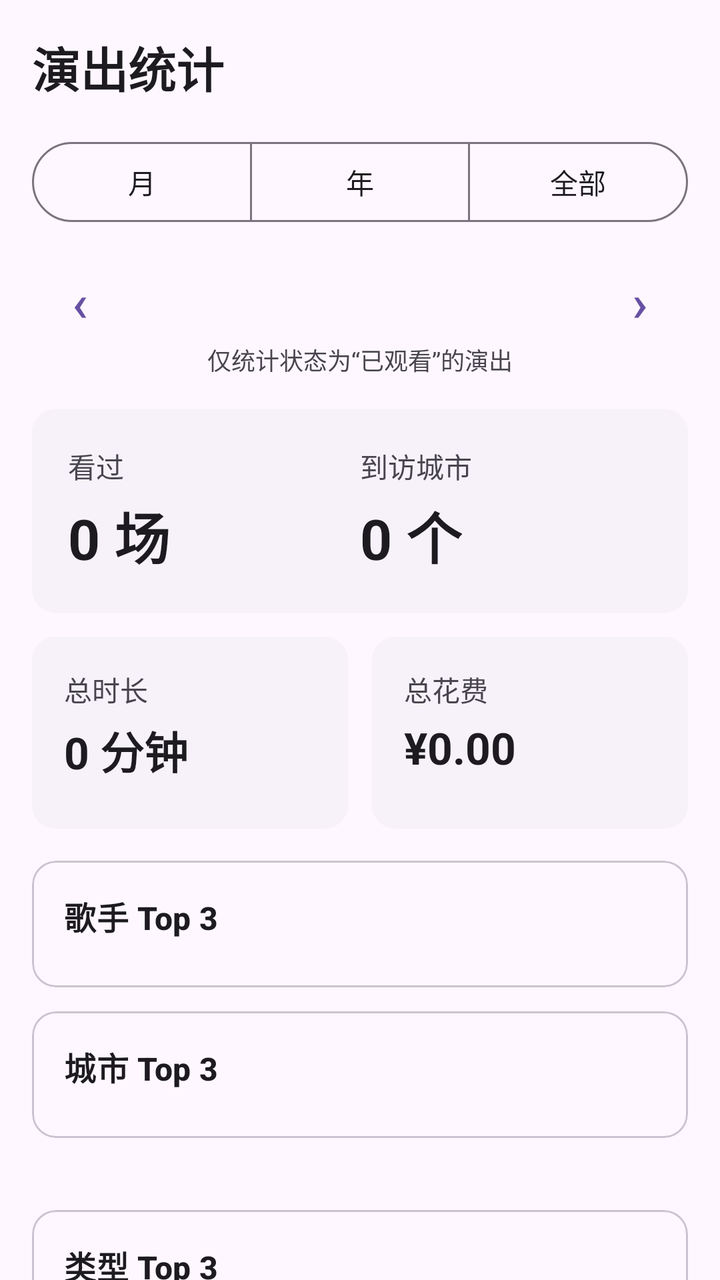
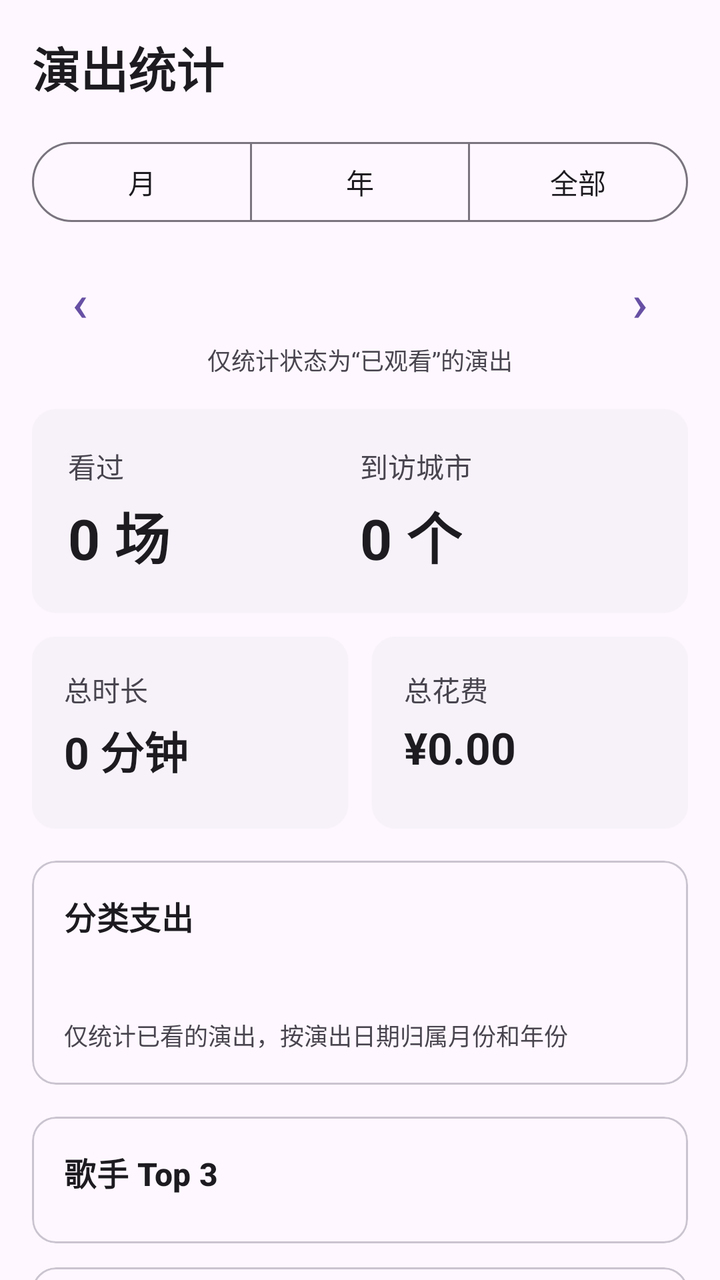

Screens rendered from an Android XML layout before and after an edit, with the pre-edit source and the edit as a unified diff.
<!-- AndroidManifest.xml: application theme Theme.RecordMyLive -->
<!-- res/layout/fragment_statistics.xml -->
<?xml version="1.0" encoding="utf-8"?>
<androidx.core.widget.NestedScrollView
    xmlns:android="http://schemas.android.com/apk/res/android"
    xmlns:app="http://schemas.android.com/apk/res-auto"
    android:layout_width="match_parent"
    android:layout_height="match_parent"
    android:fillViewport="true">

    <LinearLayout
        android:layout_width="match_parent"
        android:layout_height="wrap_content"
        android:orientation="vertical"
        android:padding="16dp">

        <TextView android:layout_width="wrap_content" android:layout_height="wrap_content"
            android:text="演出统计" android:textAppearance="@style/TextAppearance.Material3.HeadlineSmall" android:textStyle="bold"/>

        <com.google.android.material.button.MaterialButtonToggleGroup
            android:id="@+id/periodToggle" android:layout_width="match_parent" android:layout_height="wrap_content"
            android:layout_marginTop="16dp" app:selectionRequired="true" app:singleSelection="true">
            <com.google.android.material.button.MaterialButton android:id="@+id/btnMonth" style="@style/Widget.Material3.Button.OutlinedButton" android:layout_width="0dp" android:layout_height="wrap_content" android:layout_weight="1" android:text="月"/>
            <com.google.android.material.button.MaterialButton android:id="@+id/btnYear" style="@style/Widget.Material3.Button.OutlinedButton" android:layout_width="0dp" android:layout_height="wrap_content" android:layout_weight="1" android:text="年"/>
            <com.google.android.material.button.MaterialButton android:id="@+id/btnAll" style="@style/Widget.Material3.Button.OutlinedButton" android:layout_width="0dp" android:layout_height="wrap_content" android:layout_weight="1" android:text="全部"/>
        </com.google.android.material.button.MaterialButtonToggleGroup>

        <LinearLayout android:id="@+id/periodNavigator" android:layout_width="match_parent" android:layout_height="wrap_content" android:layout_marginTop="8dp" android:gravity="center_vertical" android:orientation="horizontal">
            <com.google.android.material.button.MaterialButton android:id="@+id/btnPrevious" style="@style/Widget.Material3.Button.TextButton" android:layout_width="48dp" android:layout_height="48dp" android:text="‹" android:textSize="26sp"/>
            <TextView android:id="@+id/tvPeriod" android:layout_width="0dp" android:layout_height="wrap_content" android:layout_weight="1" android:gravity="center" android:textStyle="bold"/>
            <com.google.android.material.button.MaterialButton android:id="@+id/btnNext" style="@style/Widget.Material3.Button.TextButton" android:layout_width="48dp" android:layout_height="48dp" android:text="›" android:textSize="26sp"/>
        </LinearLayout>

        <TextView android:layout_width="wrap_content" android:layout_height="wrap_content" android:layout_gravity="center_horizontal" android:text="仅统计状态为“已观看”的演出" android:textColor="?attr/colorOnSurfaceVariant" android:textSize="12sp"/>

        <com.google.android.material.card.MaterialCardView style="@style/Widget.Material3.CardView.Elevated" android:layout_width="match_parent" android:layout_height="wrap_content" android:layout_marginTop="16dp">
            <LinearLayout android:layout_width="match_parent" android:layout_height="wrap_content" android:orientation="horizontal" android:padding="18dp">
                <LinearLayout android:layout_width="0dp" android:layout_height="wrap_content" android:layout_weight="1" android:orientation="vertical">
                    <TextView android:layout_width="wrap_content" android:layout_height="wrap_content" android:text="看过" android:textColor="?attr/colorOnSurfaceVariant"/>
                    <TextView android:id="@+id/tvConcertCount" android:layout_width="wrap_content" android:layout_height="wrap_content" android:layout_marginTop="4dp" android:text="0 场" android:textAppearance="@style/TextAppearance.Material3.HeadlineMedium" android:textStyle="bold"/>
                </LinearLayout>
                <LinearLayout android:layout_width="0dp" android:layout_height="wrap_content" android:layout_weight="1" android:orientation="vertical">
                    <TextView android:layout_width="wrap_content" android:layout_height="wrap_content" android:text="到访城市" android:textColor="?attr/colorOnSurfaceVariant"/>
                    <TextView android:id="@+id/tvCityCount" android:layout_width="wrap_content" android:layout_height="wrap_content" android:layout_marginTop="4dp" android:text="0 个" android:textAppearance="@style/TextAppearance.Material3.HeadlineMedium" android:textStyle="bold"/>
                </LinearLayout>
            </LinearLayout>
        </com.google.android.material.card.MaterialCardView>

        <LinearLayout android:layout_width="match_parent" android:layout_height="wrap_content" android:layout_marginTop="12dp" android:orientation="horizontal">
            <com.google.android.material.card.MaterialCardView style="@style/Widget.Material3.CardView.Elevated" android:layout_width="0dp" android:layout_height="wrap_content" android:layout_weight="1">
                <LinearLayout android:layout_width="match_parent" android:layout_height="wrap_content" android:minHeight="96dp" android:orientation="vertical" android:padding="16dp">
                    <TextView android:layout_width="wrap_content" android:layout_height="wrap_content" android:text="总时长" android:textColor="?attr/colorOnSurfaceVariant"/>
                    <TextView android:id="@+id/tvTotalDuration" android:layout_width="wrap_content" android:layout_height="wrap_content" android:layout_marginTop="4dp" android:text="0 分钟" android:textAppearance="@style/TextAppearance.Material3.TitleLarge" android:textStyle="bold"/>
                </LinearLayout>
            </com.google.android.material.card.MaterialCardView>
            <Space android:layout_width="12dp" android:layout_height="1dp"/>
            <com.google.android.material.card.MaterialCardView style="@style/Widget.Material3.CardView.Elevated" android:layout_width="0dp" android:layout_height="wrap_content" android:layout_weight="1">
                <LinearLayout android:layout_width="match_parent" android:layout_height="wrap_content" android:minHeight="96dp" android:orientation="vertical" android:padding="16dp">
                    <TextView android:layout_width="wrap_content" android:layout_height="wrap_content" android:text="总花费" android:textColor="?attr/colorOnSurfaceVariant"/>
                    <TextView android:id="@+id/tvTotalCost" android:layout_width="wrap_content" android:layout_height="wrap_content" android:layout_marginTop="4dp" android:text="¥0.00" android:textAppearance="@style/TextAppearance.Material3.TitleLarge" android:textStyle="bold"/>
                </LinearLayout>
            </com.google.android.material.card.MaterialCardView>
        </LinearLayout>

        <com.google.android.material.card.MaterialCardView android:layout_width="match_parent" android:layout_height="wrap_content" android:layout_marginTop="16dp">
            <LinearLayout android:layout_width="match_parent" android:layout_height="wrap_content" android:orientation="vertical" android:padding="16dp">
                <TextView android:layout_width="wrap_content" android:layout_height="wrap_content" android:text="歌手 Top 3" android:textAppearance="@style/TextAppearance.Material3.TitleMedium" android:textStyle="bold"/>
                <LinearLayout android:id="@+id/artistRankingContainer" android:layout_width="match_parent" android:layout_height="wrap_content" android:layout_marginTop="8dp" android:orientation="vertical"/>
            </LinearLayout>
        </com.google.android.material.card.MaterialCardView>

        <com.google.android.material.card.MaterialCardView android:layout_width="match_parent" android:layout_height="wrap_content" android:layout_marginTop="12dp" android:layout_marginBottom="24dp">
            <LinearLayout android:layout_width="match_parent" android:layout_height="wrap_content" android:orientation="vertical" android:padding="16dp">
                <TextView android:layout_width="wrap_content" android:layout_height="wrap_content" android:text="城市 Top 3" android:textAppearance="@style/TextAppearance.Material3.TitleMedium" android:textStyle="bold"/>
                <LinearLayout android:id="@+id/cityRankingContainer" android:layout_width="match_parent" android:layout_height="wrap_content" android:layout_marginTop="8dp" android:orientation="vertical"/>
            </LinearLayout>
        </com.google.android.material.card.MaterialCardView>

        <com.google.android.material.card.MaterialCardView android:layout_width="match_parent" android:layout_height="wrap_content" android:layout_marginTop="12dp" android:layout_marginBottom="24dp">
            <LinearLayout android:layout_width="match_parent" android:layout_height="wrap_content" android:orientation="vertical" android:padding="16dp">
                <TextView android:layout_width="wrap_content" android:layout_height="wrap_content" android:text="类型 Top 3" android:textAppearance="@style/TextAppearance.Material3.TitleMedium" android:textStyle="bold"/>
                <LinearLayout android:id="@+id/typeRankingContainer" android:layout_width="match_parent" android:layout_height="wrap_content" android:layout_marginTop="8dp" android:orientation="vertical"/>
            </LinearLayout>
        </com.google.android.material.card.MaterialCardView>
    </LinearLayout>
</androidx.core.widget.NestedScrollView>
<!-- resources referenced by this layout -->
<resources>
  <style name="Theme.RecordMyLive" parent="Base.Theme.RecordMyLive" />
  <style name="Base.Theme.RecordMyLive" parent="Theme.Material3.DayNight.NoActionBar">
          
          
      </style>
</resources>

<!-- the commit's change to res/layout/fragment_statistics.xml (unified diff, before → after) -->
@@ -62,6 +62,14 @@
 
         <com.google.android.material.card.MaterialCardView android:layout_width="match_parent" android:layout_height="wrap_content" android:layout_marginTop="16dp">
             <LinearLayout android:layout_width="match_parent" android:layout_height="wrap_content" android:orientation="vertical" android:padding="16dp">
+                <TextView android:layout_width="match_parent" android:layout_height="wrap_content" android:text="分类支出" android:textAppearance="@style/TextAppearance.Material3.TitleMedium" android:textStyle="bold"/>
+                <TextView android:id="@+id/tvExpenseBreakdown" android:layout_width="match_parent" android:layout_height="wrap_content" android:layout_marginTop="8dp" android:lineSpacingExtra="8dp"/>
+                <TextView android:layout_width="match_parent" android:layout_height="wrap_content" android:layout_marginTop="12dp" android:text="仅统计已看的演出，按演出日期归属月份和年份" android:textColor="?attr/colorOnSurfaceVariant" android:textSize="12sp"/>
+            </LinearLayout>
+        </com.google.android.material.card.MaterialCardView>
+
+        <com.google.android.material.card.MaterialCardView android:layout_width="match_parent" android:layout_height="wrap_content" android:layout_marginTop="16dp">
+            <LinearLayout android:layout_width="match_parent" android:layout_height="wrap_content" android:orientation="vertical" android:padding="16dp">
                 <TextView android:layout_width="wrap_content" android:layout_height="wrap_content" android:text="歌手 Top 3" android:textAppearance="@style/TextAppearance.Material3.TitleMedium" android:textStyle="bold"/>
                 <LinearLayout android:id="@+id/artistRankingContainer" android:layout_width="match_parent" android:layout_height="wrap_content" android:layout_marginTop="8dp" android:orientation="vertical"/>
             </LinearLayout>
